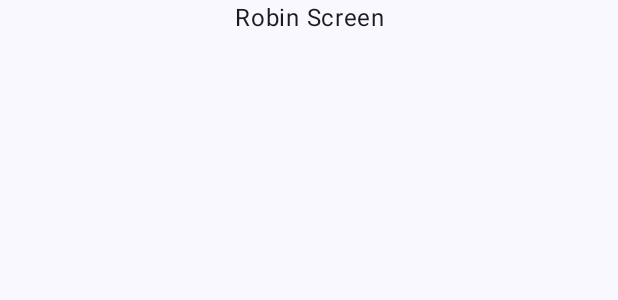
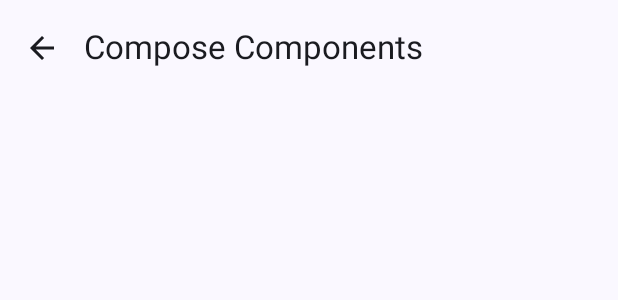
Before and after one commit to teamtuna/leechunbok, an Android app built with Jetpack Compose: the @Preview function RobinScreen, on a phone screen of 412 x 824 dp. Shown: the top 300 px of the screen. Run offline under Robolectric (Android 15) with nearby library versions, the light colour scheme and no system bars.

Commit message:
[Robin] Scaffold 추가 (#61)
feat - add Scaffold

(cherry picked from commit 7f0ab559115b1f447661c45b3e90ba37962c9abd)

```diff
--- a/robin/app/src/main/java/dev/tuna/leechunbok/robin/RobinScreen.kt
+++ b/robin/app/src/main/java/dev/tuna/leechunbok/robin/RobinScreen.kt
@@ -1,30 +1,40 @@
 package dev.tuna.leechunbok.robin
 
-import androidx.compose.foundation.layout.Row
-import androidx.compose.foundation.layout.fillMaxSize
-import androidx.compose.foundation.layout.fillMaxWidth
-import androidx.compose.material3.Surface
+import androidx.compose.material.icons.Icons
+import androidx.compose.material.icons.filled.ArrowBack
+import androidx.compose.material3.ExperimentalMaterial3Api
+import androidx.compose.material3.Icon
+import androidx.compose.material3.IconButton
+import androidx.compose.material3.Scaffold
 import androidx.compose.material3.Text
+import androidx.compose.material3.TopAppBar
 import androidx.compose.runtime.Composable
-import androidx.compose.ui.Modifier
-import androidx.compose.ui.text.style.TextAlign
+import androidx.compose.ui.res.stringResource
 import androidx.compose.ui.tooling.preview.Preview
 import dev.tuna.leechunbok.resource.LeechunbokTheme
 
+@OptIn(ExperimentalMaterial3Api::class)
 @Preview(showBackground = true)
 @Composable
 fun RobinScreen() {
     LeechunbokTheme {
-        Surface {
-            Row(
-                modifier = Modifier.fillMaxSize()
-            ) {
-                Text(
-                    text = "Robin Screen",
-                    modifier = Modifier.fillMaxWidth(),
-                    textAlign = TextAlign.Center
+        Scaffold(
+            topBar = {
+                TopAppBar(
+                    title = { Text(text = stringResource(id = R.string.robin_screen_title)) },
+                    navigationIcon = {
+                        IconButton(onClick = {
+
+                        }) {
+                            Icon(
+                                imageVector = Icons.Default.ArrowBack,
+                                contentDescription = Icons.Default.ArrowBack.name
+                            )
+                        }
+                    }
                 )
-            }
+            }) {
+
         }
     }
 }
--- /dev/null
+++ b/robin/app/src/main/res/values/strings.xml
@@ -0,0 +1,5 @@
+<?xml version="1.0" encoding="utf-8"?>
+<resources>
+    <string name="robin_screen_title">Compose Components</string>
+
+</resources>
```
